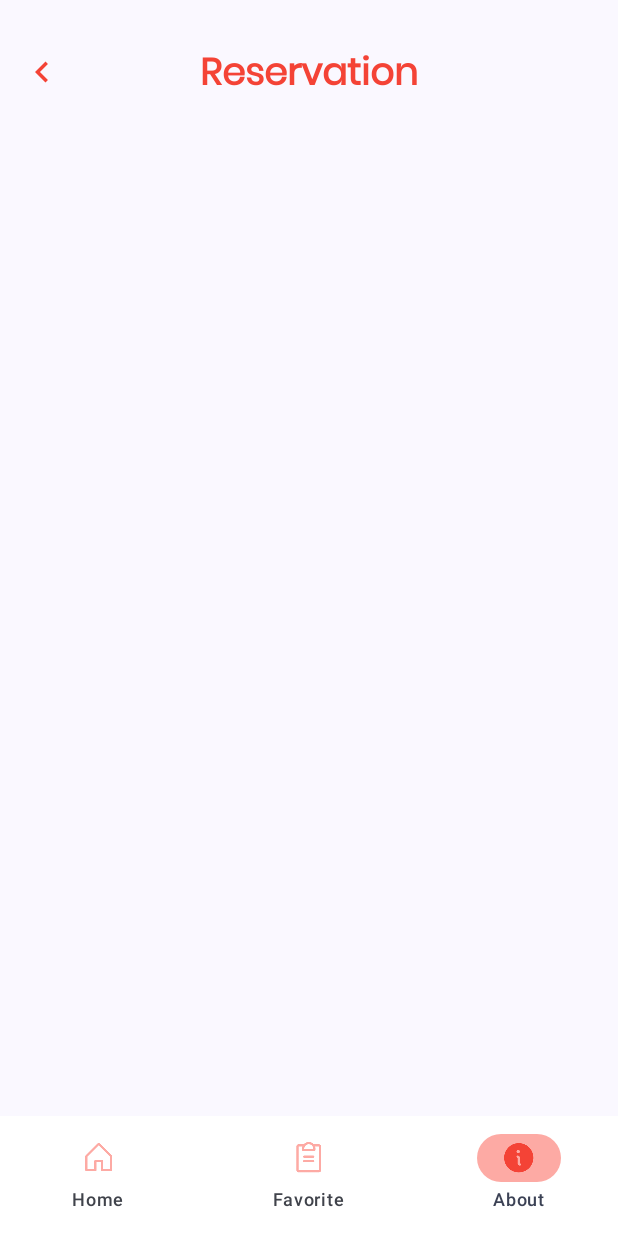
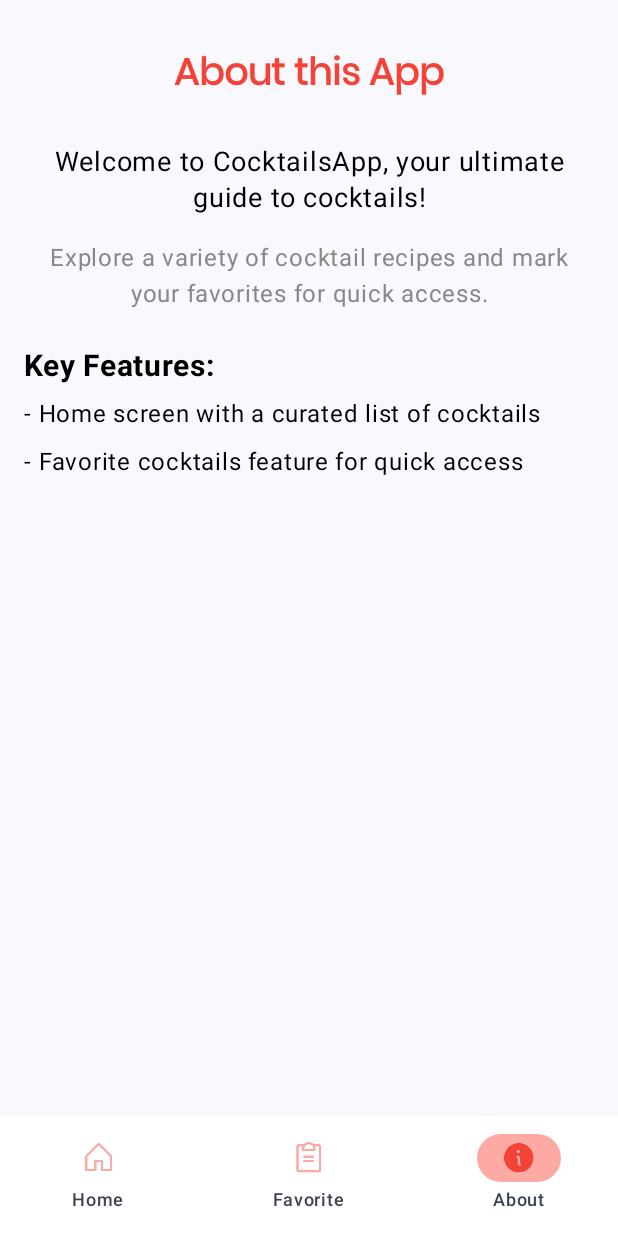
Before and after one commit to Lamz16/Cocktails-App, an Android app built with Jetpack Compose: the AboutScreen screen opened through its navigation route, on a phone screen of 412 x 824 dp. Run offline under Robolectric (Android 15) with nearby library versions, the phone set to English and light mode, and no system bars; our stand-ins replace Dagger/Hilt's generated code, Firebase (no records; nobody signed in at launch, a user with empty details on screens opened directly).

Commit message:
update about screen

```diff
--- a/app/src/main/java/com/tricakrawala/cocktailsapp/presentation/ui/components/ButtonSplash1.kt
+++ b/app/src/main/java/com/tricakrawala/cocktailsapp/presentation/ui/components/ButtonSplash1.kt
@@ -31,7 +31,7 @@ fun ButtonSplash1(
             .clip(shape = RoundedCornerShape(10.dp))
             .background(color)
             .height(42.dp)
-            .width(160.dp)
+            .width(400.dp)
             .clickable { onClick() }
     ) {
 
@@ -42,7 +42,7 @@ fun ButtonSplash1(
             textAlign = TextAlign.Center,
             fontFamily = poppinFamily,
             fontWeight = FontWeight.SemiBold,
-            fontSize = 12.sp
+            fontSize = 14.sp
         )
     }
 }
--- a/app/src/main/java/com/tricakrawala/cocktailsapp/presentation/ui/screen/about/AboutScreen.kt
+++ b/app/src/main/java/com/tricakrawala/cocktailsapp/presentation/ui/screen/about/AboutScreen.kt
@@ -1,6 +1,7 @@
 package com.tricakrawala.cocktailsapp.presentation.ui.screen.about
 
 import androidx.compose.foundation.layout.Box
+import androidx.compose.foundation.layout.Column
 import androidx.compose.foundation.layout.fillMaxSize
 import androidx.compose.foundation.layout.navigationBarsPadding
 import androidx.compose.foundation.layout.padding
@@ -22,6 +23,7 @@ import androidx.compose.ui.Modifier
 import androidx.compose.ui.graphics.Color
 import androidx.compose.ui.res.stringResource
 import androidx.compose.ui.text.font.FontWeight
+import androidx.compose.ui.text.style.TextAlign
 import androidx.compose.ui.unit.dp
 import androidx.compose.ui.unit.sp
 import com.tricakrawala.cocktailsapp.R
@@ -42,35 +44,68 @@ fun AboutContent() {
             .statusBarsPadding()
             .navigationBarsPadding()
             .verticalScroll(rememberScrollState())
-
+            .padding(horizontal = 16.dp) // Add horizontal padding for content spacing
     ) {
 
         CenterAlignedTopAppBar(
             title = {
                 Text(
-                    text = stringResource(R.string.reservation),
+                    text = stringResource(R.string.about),
                     fontFamily = poppinFamily,
                     fontWeight = FontWeight.SemiBold,
                     color = red,
                     fontSize = 25.sp
                 )
             },
-            navigationIcon = {
-                IconButton(
-                    onClick = { }
-                ) {
-                    Icon(
-                        imageVector = Icons.Filled.KeyboardArrowLeft,
-                        contentDescription = "kembali",
-                        modifier = Modifier.size(28.dp),
-                        tint = red
-                    )
-                }
-            },
             modifier = Modifier
                 .align(Alignment.TopCenter)
                 .padding(top = 16.dp),
             colors = TopAppBarDefaults.centerAlignedTopAppBarColors(Color.Transparent)
         )
+
+        Column(
+            modifier = Modifier
+                .align(Alignment.TopCenter) // Align the Column to the top center of the Box
+                .padding(top = 80.dp, bottom = 16.dp) // Adjust top padding as needed for vertical positioning
+        ) {
+            Text(
+                text = "Welcome to CocktailsApp, your ultimate guide to cocktails!",
+                fontSize = 18.sp,
+                color = Color.Black,
+                modifier = Modifier.padding(vertical = 16.dp),
+                textAlign = TextAlign.Center // Center align the text
+            )
+
+            Text(
+                text = "Explore a variety of cocktail recipes and mark your favorites for quick access.",
+                fontSize = 16.sp,
+                color = Color.Gray,
+                modifier = Modifier.padding(bottom = 24.dp),
+                textAlign = TextAlign.Center // Center align the text
+            )
+
+            // Key Features
+            Text(
+                text = "Key Features:",
+                fontSize = 20.sp,
+                fontWeight = FontWeight.Bold,
+                color = Color.Black,
+                modifier = Modifier.padding(bottom = 8.dp)
+            )
+
+            Text(
+                text = "- Home screen with a curated list of cocktails",
+                fontSize = 16.sp,
+                color = Color.Black,
+                modifier = Modifier.padding(bottom = 8.dp)
+            )
+
+            Text(
+                text = "- Favorite cocktails feature for quick access",
+                fontSize = 16.sp,
+                color = Color.Black,
+                modifier = Modifier.padding(bottom = 8.dp)
+            )
+        }
     }
 }
--- a/app/src/main/res/values/strings.xml
+++ b/app/src/main/res/values/strings.xml
@@ -8,7 +8,7 @@
     <string name="back">back</string>
     <string name="type">Type : %s</string>
     <string name="glass">Glass : %s</string>
-    <string name="reservation">Reservation</string>
+    <string name="about">About this App</string>
     <string name="slogan1">It’s Amazing Cocktails!</string>
     <string name="slogan2">Give you new colours everyday!</string>
     <string name="slogan3">Unlock the Taste of Happiness widt Cocktails</string>
```
Also changed, not shown: app/src/main/java/com/tricakrawala/cocktailsapp/presentation/ui/screen/auth/LoginScreen.kt (+17 -3 lines), app/src/main/java/com/tricakrawala/cocktailsapp/presentation/ui/screen/auth/RegisterScreen.kt (+17 -3 lines).
